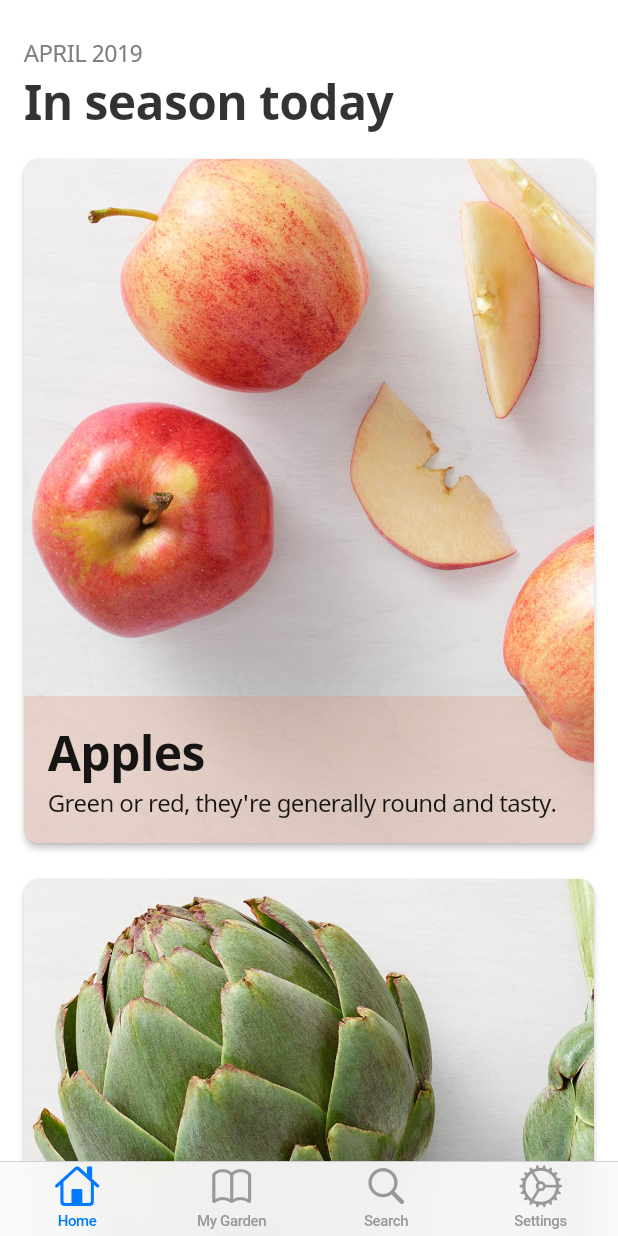
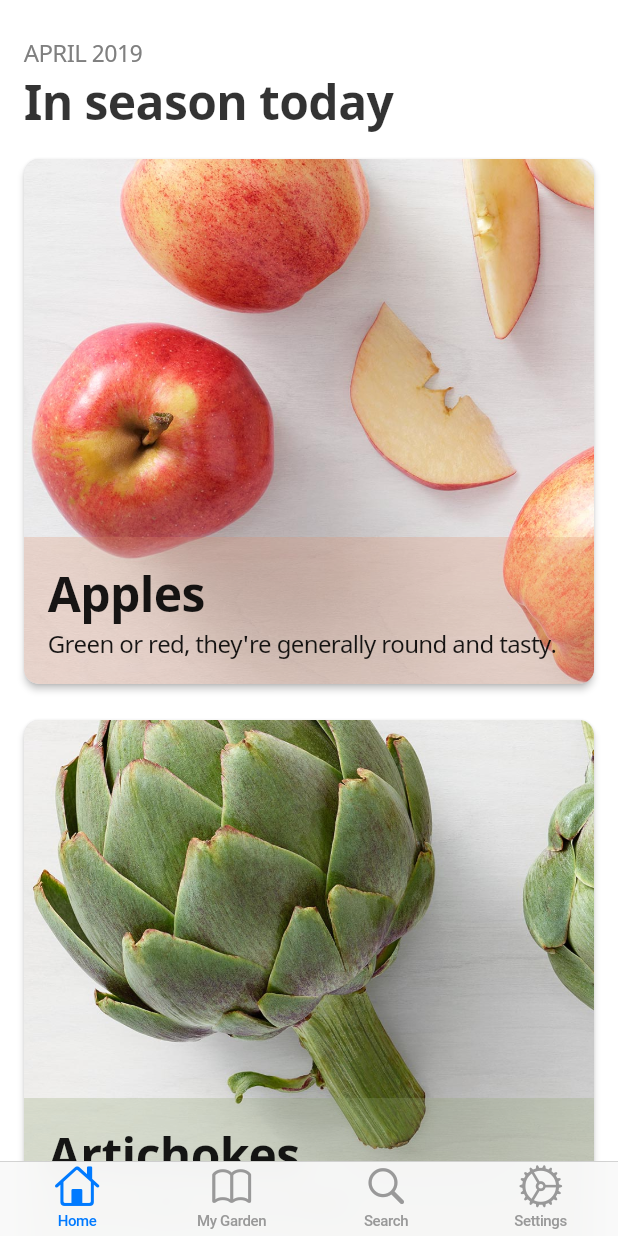
Before and after one commit to InMatrix/veggieseasons, a Flutter app: the screen it shows after launch, on a phone screen of 412 x 824 dp. Run offline on Flutter 3.47's test engine with Material 2 defaults, Android fonts, the phone set to English and light mode, and no system bars; our stand-ins replace font_awesome_flutter, shared_preferences.

Commit message:
Make in-season and not-in-season cards different (#67)

```diff
--- a/lib/screens/list.dart
+++ b/lib/screens/list.dart
@@ -13,7 +13,11 @@ import 'package:veggieseasons/styles.dart';
 import 'package:veggieseasons/widgets/veggie_card.dart';
 
 class ListScreen extends StatelessWidget {
-  List<Widget> _generateVeggieRows(List<Veggie> veggies, Preferences prefs) {
+  List<Widget> _generateVeggieRows(
+    List<Veggie> veggies,
+    Preferences prefs,
+    { bool inSeason = true }
+  ) {
     final cards = List<Widget>();
 
     for (Veggie veggie in veggies) {
@@ -23,7 +27,7 @@ class ListScreen extends StatelessWidget {
             future: prefs.preferredCategories,
             builder: (context, snapshot) {
               final data = snapshot.data ?? Set<VeggieCategory>();
-              return VeggieCard(veggie, data.contains(veggie.category));
+              return VeggieCard(veggie, inSeason, data.contains(veggie.category));
             }),
       ));
     }
@@ -65,7 +69,7 @@ class ListScreen extends StatelessWidget {
           ),
         );
 
-        rows.addAll(_generateVeggieRows(appState.unavailableVeggies, prefs));
+        rows.addAll(_generateVeggieRows(appState.unavailableVeggies, prefs, inSeason: false));
 
         return DecoratedBox(
           decoration: BoxDecoration(color: Color(0xffffffff)),
--- a/lib/styles.dart
+++ b/lib/styles.dart
@@ -269,4 +269,9 @@ abstract class Styles {
   );
 
   static const servingInfoBorderColor = Color(0xffb0b0b0);
+
+    static const ColorFilter desaturatedColorFilter =
+      // 222222 is a random color that has low color saturation.
+      ColorFilter.mode(Color(0xFF222222), BlendMode.saturation);
+
 }
--- a/lib/widgets/veggie_card.dart
+++ b/lib/widgets/veggie_card.dart
@@ -76,10 +76,14 @@ class _PressableCardState extends State<PressableCard> {
 }
 
 class VeggieCard extends StatelessWidget {
-  VeggieCard(this.veggie, this.isPreferredCategory);
+  VeggieCard(this.veggie, this.isInSeason, this.isPreferredCategory);
 
   /// Veggie to be displayed by the card.
   final Veggie veggie;
+
+  /// If the veggie is in season, it's displayed more prominently and the
+  /// image is fully saturated. Otherwise, it's reduced and de-saturated.
+  final bool isInSeason;
 
   /// Whether [veggie] falls into one of user's preferred [VeggieCategory]s
   final bool isPreferredCategory;
@@ -119,10 +123,22 @@ class VeggieCard extends StatelessWidget {
       },
       child: Stack(
         children: [
-          Image.asset(
-            veggie.imageAssetPath,
-            fit: BoxFit.cover,
-            semanticLabel: 'A card background featuring ${veggie.name}',
+          Semantics(
+            label: 'A card background featuring ${veggie.name}',
+            child: Container(
+              height: isInSeason ? 350 : 150,
+              decoration: BoxDecoration(
+                image: DecorationImage(
+                  fit: BoxFit.cover,
+                  colorFilter: isInSeason
+                      ? null
+                      : Styles.desaturatedColorFilter,
+                  image: AssetImage(
+                    veggie.imageAssetPath,
+                  ),
+                ),
+              ),
+            ),
           ),
           Positioned(
             bottom: 0.0,
```
